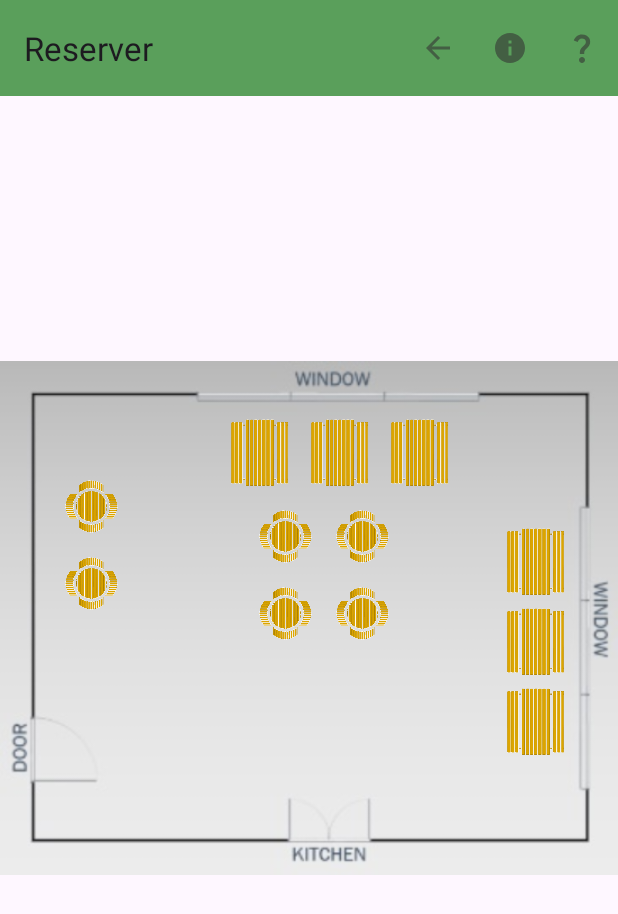
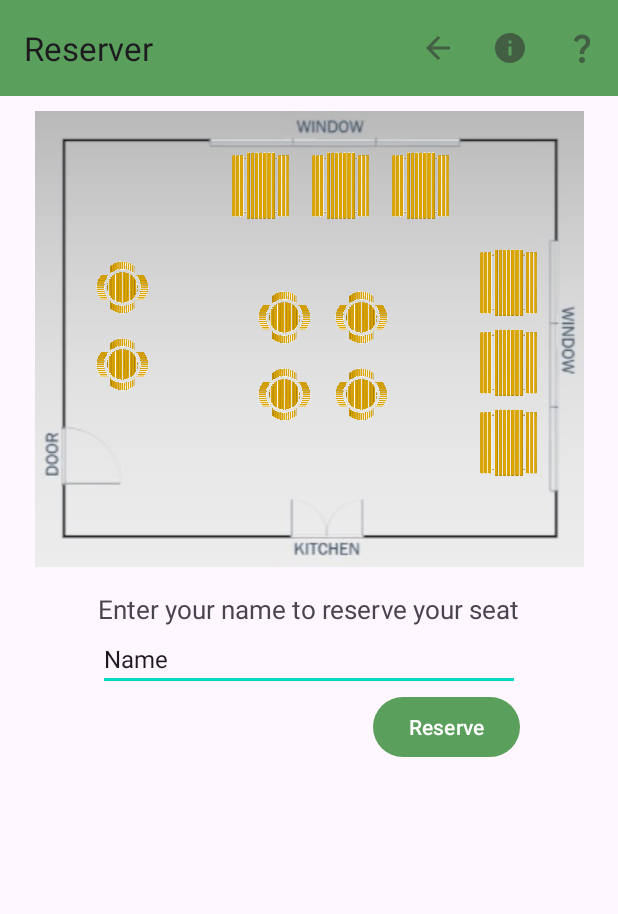
Before and after one commit to hskeays/Reserver, an Android app: the FloorPlanActivity screen opened directly, with no data from a screen before it, on a phone screen of 412 x 824 dp. Shown: the top 914 px of the screen. Run offline under Robolectric (Android 15) with nearby library versions, the phone set to English and light mode, and no system bars; 2 statements that could not run were skipped.

Commit message:
Update UI image constraints, add name input views, add reserve button, refactor

```diff
--- a/app/src/main/java/android/reserver/com/FloorPlanActivity.java
+++ b/app/src/main/java/android/reserver/com/FloorPlanActivity.java
@@ -13,6 +13,8 @@ import androidx.core.graphics.Insets;
 import androidx.core.view.ViewCompat;
 import androidx.core.view.WindowInsetsCompat;
 
+import java.util.ArrayList;
+
 public class FloorPlanActivity extends AppCompatActivity {
 
     private ImageView ivSmallTable1;
@@ -21,6 +23,15 @@ public class FloorPlanActivity extends AppCompatActivity {
     private ImageView ivSmallTable4;
     private ImageView ivSmallTable5;
     private ImageView ivSmallTable6;
+
+    private ImageView ivLargeTable1;
+    private ImageView ivLargeTable2;
+    private ImageView ivLargeTable3;
+    private ImageView ivLargeTable4;
+    private ImageView ivLargeTable5;
+    private ImageView ivLargeTable6;
+
+
 
     @Override
     protected void onCreate(Bundle savedInstanceState) {
@@ -37,23 +48,26 @@ public class FloorPlanActivity extends AppCompatActivity {
             return insets;
         });
 
+        // Extras
         int seatCountInt = getIntent().getIntExtra("SEAT_COUNT", 0);
+        ArrayList<String> unavailSeatNames = getIntent().getStringArrayListExtra("UNAVAIL_SEAT_NAMES");
 
-        ImageView ivLargeTable1 = findViewById(R.id.iv_lrg_table1);
-        ImageView ivLargeTable2 = findViewById(R.id.iv_lrg_table2);
-        ImageView ivLargeTable3 = findViewById(R.id.iv_lrg_table3);
-        ImageView ivLargeTable4 = findViewById(R.id.iv_lrg_table4);
-        ImageView ivLargeTable5 = findViewById(R.id.iv_lrg_table5);
-        ImageView ivLargeTable6 = findViewById(R.id.iv_lrg_table6);
+        // Initialize the ImageView variables
+        ivSmallTable1 = findViewById(R.id.iv_small_table1);
+        ivSmallTable2 = findViewById(R.id.iv_small_table2);
+        ivSmallTable3 = findViewById(R.id.iv_small_table3);
+        ivSmallTable4 = findViewById(R.id.iv_small_table4);
+        ivSmallTable5 = findViewById(R.id.iv_small_table5);
+        ivSmallTable6 = findViewById(R.id.iv_small_table6);
 
-        if (seatCountInt >= 4) {
-            ivLargeTable1.setImageResource(R.drawable.rectanglefaded);
-            ivLargeTable2.setImageResource(R.drawable.rectanglefaded);
-            ivLargeTable3.setImageResource(R.drawable.rectanglefaded);
-            ivLargeTable4.setImageResource(R.drawable.rectanglefaded);
-            ivLargeTable5.setImageResource(R.drawable.rectanglefaded);
-            ivLargeTable6.setImageResource(R.drawable.rectanglefaded);
-        }
+        ivLargeTable1 = findViewById(R.id.iv_lrg_table1);
+        ivLargeTable2 = findViewById(R.id.iv_lrg_table2);
+        ivLargeTable3 = findViewById(R.id.iv_lrg_table3);
+        ivLargeTable4 = findViewById(R.id.iv_lrg_table4);
+        ivLargeTable5 = findViewById(R.id.iv_lrg_table5);
+        ivLargeTable6 = findViewById(R.id.iv_lrg_table6);
+
+        setImagesForUnavailableSeats(unavailSeatNames, seatCountInt);
     }
 
     @Override
@@ -79,4 +93,59 @@ public class FloorPlanActivity extends AppCompatActivity {
 
         return super.onOptionsItemSelected(item);
     }
+
+    private void setImagesForUnavailableSeats(ArrayList<String> unavailSeatNames, int seatCountInt) {
+        if (seatCountInt >= 4) {
+            ivSmallTable1.setImageResource(R.drawable.roundfaded);
+            ivSmallTable2.setImageResource(R.drawable.roundfaded);
+            ivSmallTable3.setImageResource(R.drawable.roundfaded);
+            ivSmallTable4.setImageResource(R.drawable.roundfaded);
+            ivSmallTable5.setImageResource(R.drawable.roundfaded);
+            ivSmallTable6.setImageResource(R.drawable.roundfaded);
+        }
+
+        // Check for unavailable seats and set the corresponding images
+        for (String seatName : unavailSeatNames) {
+            switch (seatName) {
+                case "C1":
+                    ivSmallTable1.setImageResource(R.drawable.roundfaded);
+                    break;
+                case "C2":
+                    ivSmallTable2.setImageResource(R.drawable.roundfaded);
+                    break;
+                case "C3":
+                    ivSmallTable3.setImageResource(R.drawable.roundfaded);
+                    break;
+                case "C4":
+                    ivSmallTable4.setImageResource(R.drawable.roundfaded);
+                    break;
+                case "C5":
+                    ivSmallTable5.setImageResource(R.drawable.roundfaded);
+                    break;
+                case "C6":
+                    ivSmallTable6.setImageResource(R.drawable.roundfaded);
+                    break;
+                case "B1":
+                    ivLargeTable1.setImageResource(R.drawable.rectanglefaded);
+                    break;
+                case "B2":
+                    ivLargeTable2.setImageResource(R.drawable.rectanglefaded);
+                    break;
+                case "B3":
+                    ivLargeTable3.setImageResource(R.drawable.rectanglefaded);
+                    break;
+                case "B4":
+                    ivLargeTable4.setImageResource(R.drawable.rectanglefaded);
+                    break;
+                case "B5":
+                    ivLargeTable5.setImageResource(R.drawable.rectanglefaded);
+                    break;
+                case "B6":
+                    ivLargeTable6.setImageResource(R.drawable.rectanglefaded);
+                    break;
+                default:
+                    break;
+            }
+        }
+    }
 }
--- a/app/src/main/res/layout-land/activity_floor_plan.xml
+++ b/app/src/main/res/layout-land/activity_floor_plan.xml
@@ -20,12 +20,13 @@
 
     <ImageView
         android:id="@+id/overhead"
-        android:layout_width="320dp"
-        android:layout_height="270dp"
+        android:layout_width="369dp"
+        android:layout_height="wrap_content"
+        android:layout_marginStart="20dp"
         android:contentDescription="@string/img_floor_plan"
         app:layout_constraintBottom_toBottomOf="parent"
-        app:layout_constraintEnd_toEndOf="parent"
         app:layout_constraintStart_toStartOf="parent"
+        app:layout_constraintTop_toBottomOf="@+id/toolbar"
         app:srcCompat="@drawable/overhead" />
 
     <ImageView
@@ -154,4 +155,36 @@
         app:layout_constraintTop_toBottomOf="@+id/iv_lrg_table5"
         app:srcCompat="@drawable/rectanglesolid" />
 
+    <TextView
+        android:id="@+id/tv_enter_name_prompt"
+        android:layout_width="wrap_content"
+        android:layout_height="wrap_content"
+        android:layout_marginStart="48dp"
+        android:layout_marginTop="24dp"
+        android:text="@string/enter_your_name_to_reserve"
+        android:textSize="17sp"
+        app:layout_constraintStart_toEndOf="@+id/overhead"
+        app:layout_constraintTop_toBottomOf="@+id/toolbar" />
+
+    <EditText
+        android:id="@+id/etv_name_field"
+        android:layout_width="0dp"
+        android:layout_height="wrap_content"
+        android:layout_marginTop="8dp"
+        android:ems="10"
+        android:inputType="text"
+        android:text="@string/name"
+        android:textSize="16sp"
+        app:layout_constraintEnd_toEndOf="@+id/tv_enter_name_prompt"
+        app:layout_constraintStart_toStartOf="@+id/tv_enter_name_prompt"
+        app:layout_constraintTop_toBottomOf="@+id/tv_enter_name_prompt" />
+
+    <Button
+        android:id="@+id/btn_reserve"
+        android:layout_width="wrap_content"
+        android:layout_height="wrap_content"
+        android:text="@string/reserve"
+        app:layout_constraintEnd_toEndOf="@+id/etv_name_field"
+        app:layout_constraintTop_toBottomOf="@+id/etv_name_field" />
+
 </androidx.constraintlayout.widget.ConstraintLayout>
--- a/app/src/main/res/layout/activity_floor_plan.xml
+++ b/app/src/main/res/layout/activity_floor_plan.xml
@@ -21,20 +21,23 @@
     <ImageView
         android:id="@+id/overhead"
         android:layout_width="match_parent"
-        android:layout_height="match_parent"
+        android:layout_height="wrap_content"
+        android:layout_marginTop="10dp"
         android:contentDescription="@string/img_floor_plan"
+        app:layout_constraintEnd_toEndOf="parent"
+        app:layout_constraintStart_toStartOf="parent"
+        app:layout_constraintTop_toBottomOf="@+id/toolbar"
         app:srcCompat="@drawable/overhead" />
 
     <ImageView
         android:id="@+id/iv_small_table1"
         android:layout_width="35dp"
         android:layout_height="35dp"
-        android:layout_marginTop="320dp"
-        android:layout_marginEnd="290dp"
+        android:layout_marginStart="64dp"
+        android:layout_marginTop="100dp"
         android:contentDescription="@string/img_small_round_table_icon"
-        app:layout_constraintEnd_toEndOf="parent"
-        app:layout_constraintStart_toStartOf="parent"
-        app:layout_constraintTop_toTopOf="parent"
+        app:layout_constraintStart_toStartOf="@+id/overhead"
+        app:layout_constraintTop_toTopOf="@+id/overhead"
         app:srcCompat="@drawable/roundsolid" />
 
     <ImageView
@@ -51,12 +54,11 @@
         android:id="@+id/iv_small_table3"
         android:layout_width="35dp"
         android:layout_height="35dp"
-        android:layout_marginTop="340dp"
-        android:layout_marginEnd="32dp"
+        android:layout_marginStart="172dp"
+        android:layout_marginTop="120dp"
         android:contentDescription="@string/img_small_round_table_icon"
-        app:layout_constraintEnd_toEndOf="parent"
-        app:layout_constraintStart_toStartOf="parent"
-        app:layout_constraintTop_toTopOf="parent"
+        app:layout_constraintStart_toStartOf="@+id/overhead"
+        app:layout_constraintTop_toTopOf="@+id/overhead"
         app:srcCompat="@drawable/roundsolid" />
 
     <ImageView
@@ -93,13 +95,11 @@
         android:id="@+id/iv_lrg_table1"
         android:layout_width="45dp"
         android:layout_height="45dp"
-        android:layout_marginEnd="65dp"
-        android:layout_marginBottom="220dp"
+        android:layout_marginStart="151dp"
+        android:layout_marginTop="27dp"
         android:contentDescription="@string/img_large_rectangle_table_icon"
-        app:layout_constraintBottom_toBottomOf="parent"
-        app:layout_constraintEnd_toEndOf="parent"
-        app:layout_constraintStart_toStartOf="parent"
-        app:layout_constraintTop_toTopOf="parent"
+        app:layout_constraintStart_toStartOf="@+id/overhead"
+        app:layout_constraintTop_toTopOf="@+id/overhead"
         app:srcCompat="@drawable/rectanglesolid" />
 
     <ImageView
@@ -136,12 +136,11 @@
         android:id="@+id/iv_lrg_table5"
         android:layout_width="45dp"
         android:layout_height="45dp"
-        android:layout_marginTop="32dp"
-        android:layout_marginEnd="32dp"
+        android:layout_marginTop="145dp"
+        android:layout_marginEnd="50dp"
         android:contentDescription="@string/img_large_rectangle_table_icon"
-        app:layout_constraintBottom_toBottomOf="parent"
-        app:layout_constraintEnd_toEndOf="parent"
-        app:layout_constraintTop_toTopOf="parent"
+        app:layout_constraintEnd_toEndOf="@+id/overhead"
+        app:layout_constraintTop_toTopOf="@+id/overhead"
         app:srcCompat="@drawable/rectanglesolid" />
 
     <ImageView
@@ -154,5 +153,36 @@
         app:layout_constraintTop_toBottomOf="@+id/iv_lrg_table5"
         app:srcCompat="@drawable/rectanglesolid" />
 
+    <TextView
+        android:id="@+id/tv_enter_name_prompt"
+        android:layout_width="wrap_content"
+        android:layout_height="wrap_content"
+        android:layout_marginTop="16dp"
+        android:textSize="17sp"
+        android:text="@string/enter_your_name_to_reserve"
+        app:layout_constraintEnd_toEndOf="@+id/overhead"
+        app:layout_constraintStart_toStartOf="@+id/overhead"
+        app:layout_constraintTop_toBottomOf="@+id/overhead" />
+
+    <EditText
+        android:id="@+id/etv_name_field"
+        android:layout_width="0dp"
+        android:layout_height="wrap_content"
+        android:ems="10"
+        android:inputType="text"
+        android:textSize="16sp"
+        android:text="@string/name"
+        app:layout_constraintEnd_toEndOf="@+id/tv_enter_name_prompt"
+        app:layout_constraintStart_toStartOf="@+id/tv_enter_name_prompt"
+        app:layout_constraintTop_toBottomOf="@+id/tv_enter_name_prompt" />
+
+    <Button
+        android:id="@+id/btn_reserve"
+        android:layout_width="wrap_content"
+        android:layout_height="wrap_content"
+        android:text="@string/reserve"
+        app:layout_constraintEnd_toEndOf="@+id/etv_name_field"
+        app:layout_constraintTop_toBottomOf="@+id/etv_name_field" />
+
 
 </androidx.constraintlayout.widget.ConstraintLayout>
--- a/app/src/main/res/values/strings.xml
+++ b/app/src/main/res/values/strings.xml
@@ -44,4 +44,7 @@
     <string name="a_graphic_of_a_waiter">A graphic of a waiter</string>
     <string name="Back">Back</string>
     <string name="time_slot">Time Slot</string>
+    <string name="enter_your_name_to_reserve">Enter your name to reserve your seat</string>
+    <string name="reserve">Reserve</string>
+    <string name="name">Name</string>
 </resources>
```
Also changed, not shown: app/src/main/java/android/reserver/com/DatabaseHelper.java (+60 -10 lines), app/src/main/java/android/reserver/com/ReserveFragment.java (+6 -3 lines).
